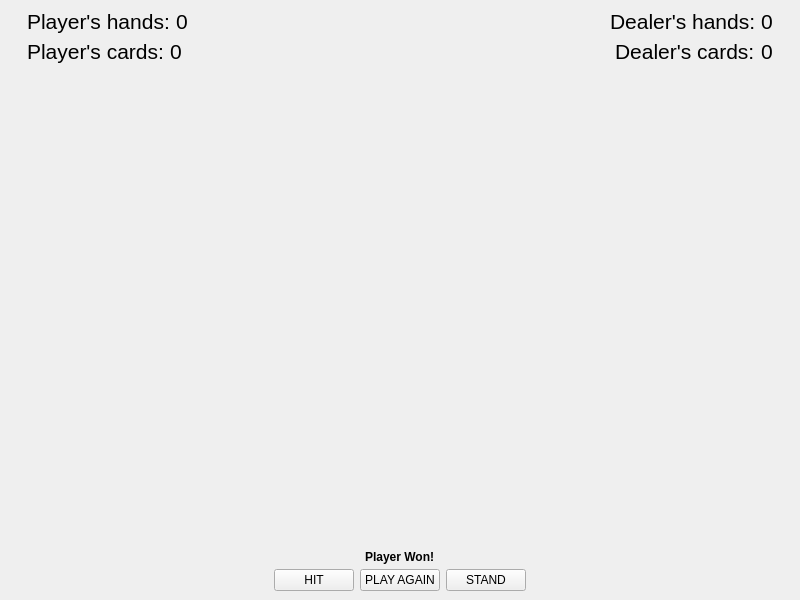
fflvm1/Qlackjack, file mainwindow.ui: the form before one commit.
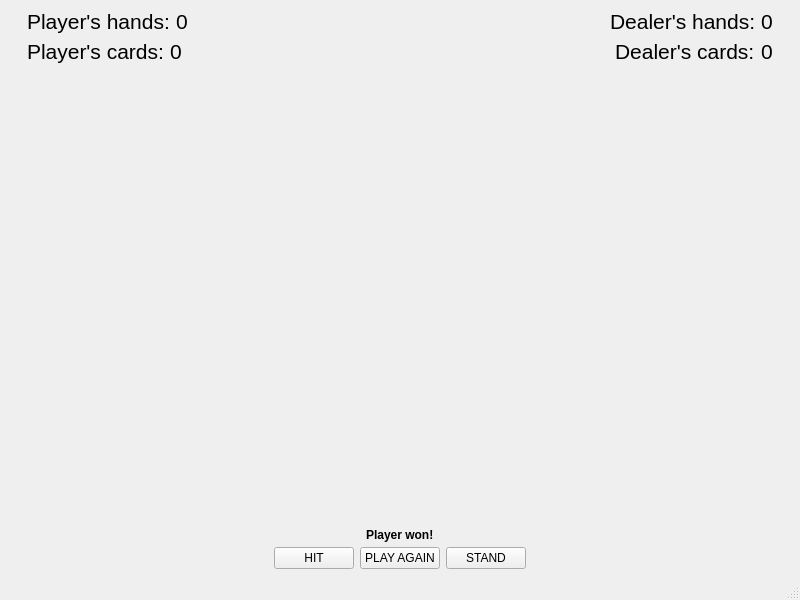
The form after the commit.

```diff
--- a/mainwindow.ui
+++ b/mainwindow.ui
@@ -58,7 +58,7 @@
             </font>
            </property>
            <property name="text">
-            <string>Player Won!</string>
+            <string>Player won!</string>
            </property>
           </widget>
          </item>
@@ -390,6 +390,7 @@
     </rect>
    </property>
   </widget>
+  <widget class="QStatusBar" name="statusBar"/>
  </widget>
  <resources/>
  <connections/>
```
Left out of the diff: 6 changed lines with no effect on the pictures.
